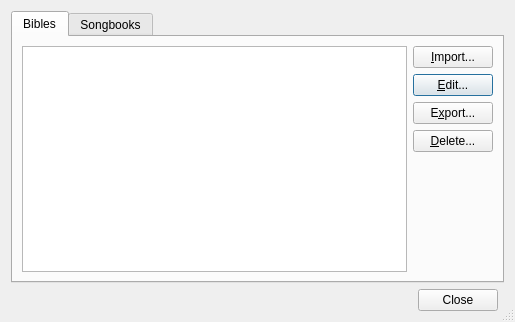
Old version of the form src/managedatadialog.ui in the repository SoftProjector/src.
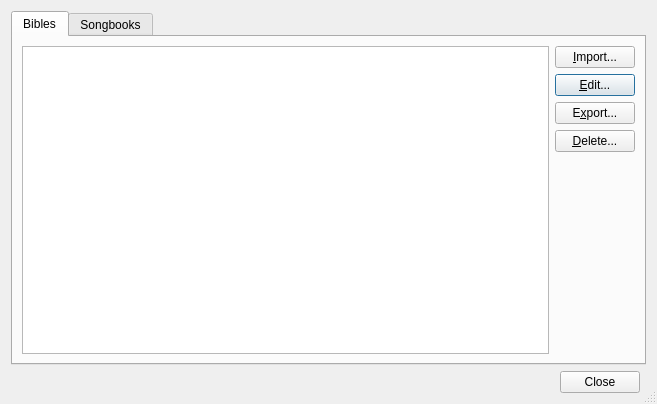
New version of the form.

Commit message: Manage dialog: Made dialog bigger, and the table's last column's now stretch. AddSongbookDialog - the description field is now QTextEdit (multi-line).

What changed in the file:
```diff
--- a/src/managedatadialog.ui
+++ b/src/managedatadialog.ui
@@ -6,8 +6,8 @@
    <rect>
     <x>0</x>
     <y>0</y>
-    <width>515</width>
-    <height>322</height>
+    <width>657</width>
+    <height>404</height>
    </rect>
   </property>
   <property name="windowTitle">
@@ -30,7 +30,14 @@
        <item>
         <layout class="QHBoxLayout" name="horizontalLayout_2">
          <item>
-          <widget class="QTableView" name="bibleTableView"/>
+          <widget class="QTableView" name="bibleTableView">
+           <attribute name="horizontalHeaderStretchLastSection">
+            <bool>true</bool>
+           </attribute>
+           <attribute name="verticalHeaderStretchLastSection">
+            <bool>false</bool>
+           </attribute>
+          </widget>
          </item>
          <item>
           <layout class="QVBoxLayout" name="verticalLayout_3">
```
Left out of the diff: 6 changed lines with no effect on the pictures. The commit also changes 2 other files.
